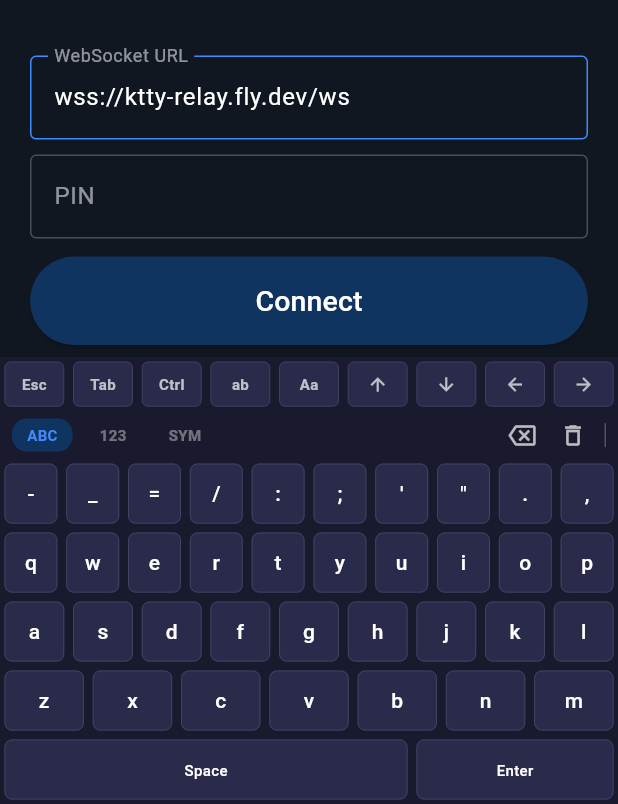
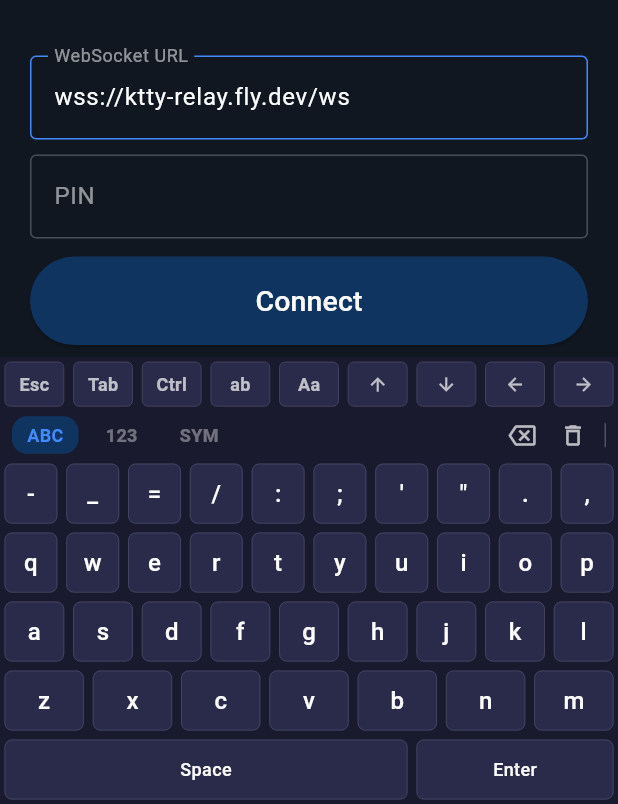
Before and after one commit to phuawenpu/KTTY, a Flutter app: the screen it shows after launch, on a phone screen of 412 x 824 dp, the part 432-1236 px from its top. Run offline on Flutter 3.47's test engine with Material 3 defaults, Android fonts, the phone set to English and light mode, and no system bars; missing offline and left inert: cryptography, pqcrypto, xterm; network calls fail.

Commit message:
Enlarge keyboard text by 16%
- Key labels: 10→12 (multi-char), 14→16 (single char)
- Control cluster: 10→12
- Layer indicators: 10→12

Co-Authored-By: Claude Opus 4.6 (1M context) <noreply@anthropic.com>

```diff
--- a/lib/widgets/keyboard/control_cluster.dart
+++ b/lib/widgets/keyboard/control_cluster.dart
@@ -39,7 +39,7 @@ class ControlCluster extends StatelessWidget {
               label,
               style: TextStyle(
                 color: active ? Colors.blueAccent : Colors.white70,
-                fontSize: 10,
+                fontSize: 12,
                 fontWeight: FontWeight.w600,
               ),
             ),
@@ -68,7 +68,7 @@ class ControlCluster extends StatelessWidget {
               label,
               style: const TextStyle(
                 color: Colors.white70,
-                fontSize: 10,
+                fontSize: 12,
                 fontWeight: FontWeight.w600,
               ),
             ),
--- a/lib/widgets/keyboard/custom_keyboard.dart
+++ b/lib/widgets/keyboard/custom_keyboard.dart
@@ -112,7 +112,7 @@ class CustomKeyboard extends StatelessWidget {
                     style: TextStyle(
                       color:
                           isActive ? Colors.blueAccent : Colors.white38,
-                      fontSize: 10,
+                      fontSize: 12,
                       fontWeight: FontWeight.w600,
                     ),
                   ),
--- a/lib/widgets/keyboard/key_button.dart
+++ b/lib/widgets/keyboard/key_button.dart
@@ -70,7 +70,7 @@ class KeyButton extends StatelessWidget {
                   _displayLabel,
                   style: TextStyle(
                     color: Colors.white,
-                    fontSize: keyDef.label.length > 2 ? 10 : 14,
+                    fontSize: keyDef.label.length > 2 ? 12 : 16,
                     fontWeight: FontWeight.w500,
                   ),
                 ),
```
